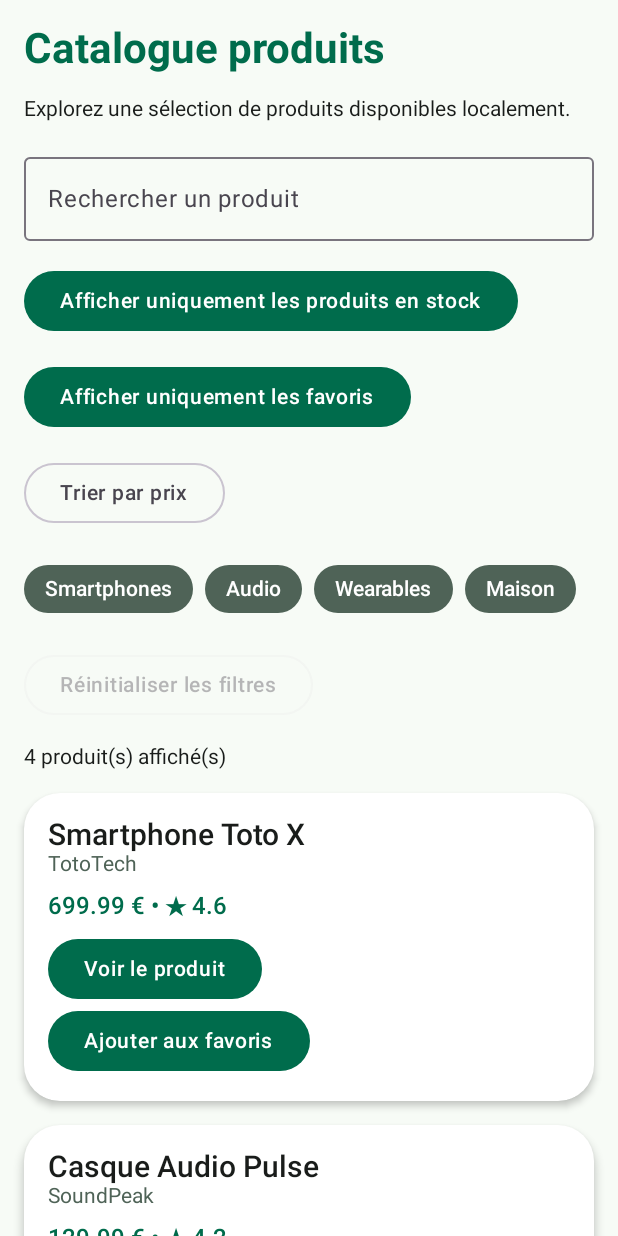
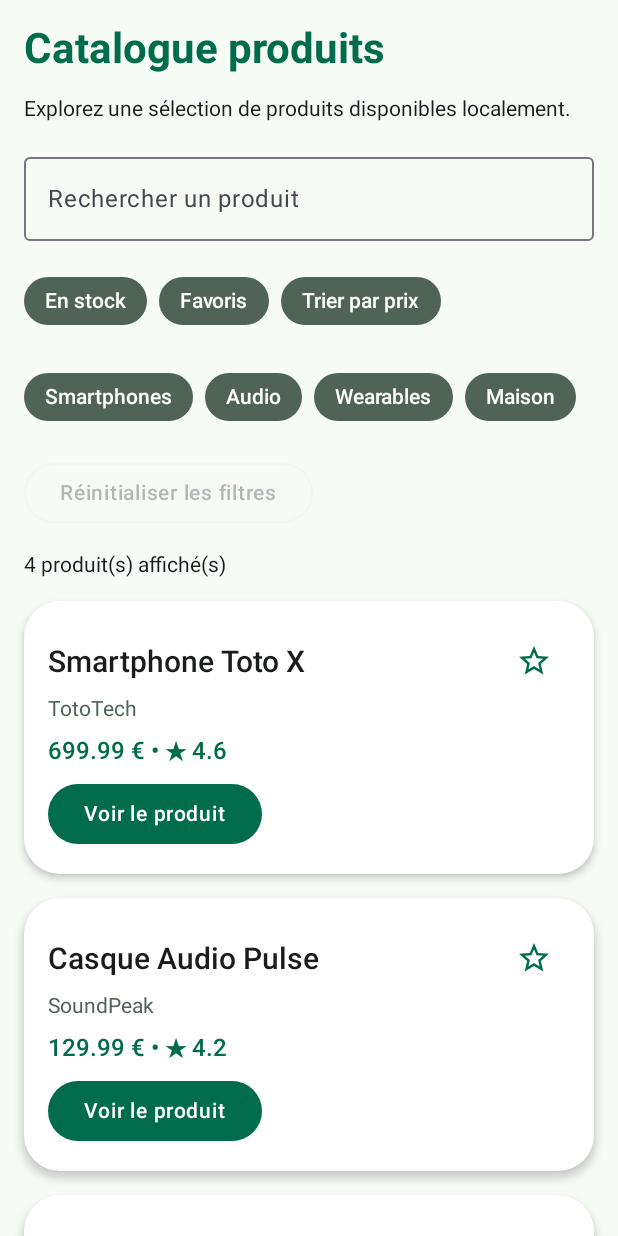
Before and after one commit to LiliSoli/ProductExplorer, an Android app built with Jetpack Compose: the screen it shows after launch (MainActivity), on a phone screen of 412 x 824 dp. Run offline under Robolectric (Android 15) with nearby library versions, the phone set to English and light mode, and no system bars.

Commit message:
feat(tp11-autonomy): group filters in a row and add favorite star icon

```diff
--- a/app/src/main/java/com/example/productexplorer/MainActivity.kt
+++ b/app/src/main/java/com/example/productexplorer/MainActivity.kt
@@ -36,7 +36,9 @@ import androidx.compose.ui.tooling.preview.Preview
 import androidx.compose.ui.unit.dp
 import com.example.productexplorer.ui.theme.ProductExplorerTheme
 import androidx.compose.foundation.lazy.items
+import androidx.compose.material.icons.outlined.StarBorder
 import androidx.compose.material3.CardDefaults
+import androidx.compose.material3.IconButton
 import androidx.compose.material3.OutlinedButton
 import androidx.compose.runtime.collectAsState
 import androidx.compose.runtime.getValue
@@ -812,36 +814,32 @@ fun ProductCatalogScreen(
             )
         }
         item {
-            Button(onClick = onToggleStockFilter) {
-                Text(
-                    text = if (showOnlyInStock) {
-                        "Afficher tous les produits"
-                    } else {
-                        "Afficher uniquement les produits en stock"
-                    }
+            LazyRow(horizontalArrangement = Arrangement.spacedBy(8.dp)) {
+                item {
+                    CategoryChip(
+                        label = "En stock",
+                        isSelected = showOnlyInStock,
+                        onClick = onToggleStockFilter
                     )
                 }
+                item {
+                    CategoryChip(
+                        label = "Favoris",
+                        isSelected = showOnlyFavorites,
+                        onClick = onToggleFavoritesFilter
+                    )
                 }
                 item {
-            Button(onClick = onToggleFavoritesFilter) {
-                Text(
-                    text = if (showOnlyFavorites) {
-                        "Désactiver le filtre favoris"
-                    } else {
-                        "Afficher uniquement les favoris"
-                    }
+                    CategoryChip(
+                        label = when (sortOrder) {
+                            SortOrder.NONE -> "Trier par prix"
+                            SortOrder.PRICE_ASC -> "Prix croissant"
+                            SortOrder.PRICE_DESC -> "Prix décroissant"
+                        },
+                        isSelected = sortOrder != SortOrder.NONE,
+                        onClick = onSortClick
                     )
                 }
-        }
-        item {
-            OutlinedButton(onClick = onSortClick) {
-                Text(
-                    text = when (sortOrder) {
-                        SortOrder.NONE -> "Trier par prix"
-                        SortOrder.PRICE_ASC -> "Prix croissant ↑"
-                        SortOrder.PRICE_DESC -> "Prix décroissant ↓"
-                    }
-                )
             }
         }
         item {
@@ -901,11 +899,21 @@ fun ProductListItem(
         Column(
             modifier = Modifier.padding(16.dp)
         ) {
+            Row(verticalAlignment = Alignment.CenterVertically) {
                 Text(
                     text = product.title,
                     style = MaterialTheme.typography.titleLarge,
-                color = MaterialTheme.colorScheme.onSurface
+                    color = MaterialTheme.colorScheme.onSurface,
+                    modifier = Modifier.weight(1f)
                 )
+                IconButton(onClick = onFavoriteClick) {
+                    Icon(
+                        imageVector = if (isFavorite) Icons.Filled.Star else Icons.Outlined.StarBorder,
+                        contentDescription = if (isFavorite) "Retirer des favoris" else "Ajouter aux favoris",
+                        tint = MaterialTheme.colorScheme.primary
+                    )
+                }
+            }
             Text(
                 text = product.brand,
                 style = MaterialTheme.typography.bodyMedium,
@@ -920,11 +928,6 @@ fun ProductListItem(
             Spacer(modifier = Modifier.height(8.dp))
             Button(onClick = onClick) {
                 Text(text = "Voir le produit")
-            }
-            Button(onClick = onFavoriteClick) {
-                Text(
-                    text = if (isFavorite) "Retirer des favoris" else "Ajouter aux favoris"
-                )
             }
         }
     }
```
Lines whose indentation alone changed are shown as unchanged.
